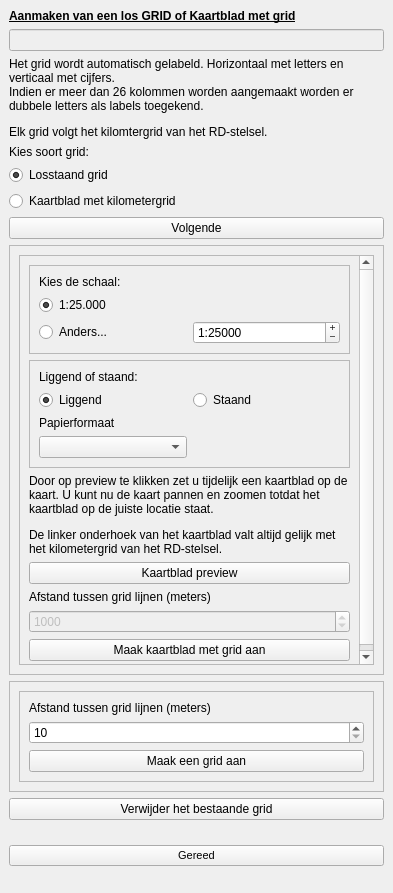
The window that plugin/oiv/repressief_object/oiv_create_grid_widget.ui (OIV-NL-QGIS/QGIS_project) describes before a commit, drawn with Qt 5.
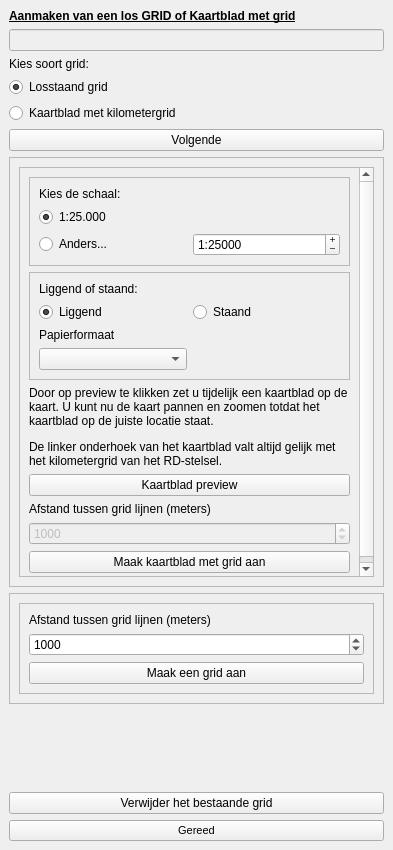
The same window after the commit.

Commit message: crop grid when extending kaartblad

What changed in the file:
```diff
--- a/plugin/oiv/repressief_object/oiv_create_grid_widget.ui
+++ b/plugin/oiv/repressief_object/oiv_create_grid_widget.ui
@@ -7,7 +7,7 @@
     <x>0</x>
     <y>0</y>
     <width>393</width>
-    <height>893</height>
+    <height>850</height>
    </rect>
   </property>
   <property name="features">
@@ -17,6 +17,12 @@
    <string>OIV Objecten</string>
   </property>
   <widget class="QWidget" name="dockWidgetContents">
+   <property name="sizePolicy">
+    <sizepolicy hsizetype="Preferred" vsizetype="Minimum">
+     <horstretch>0</horstretch>
+     <verstretch>0</verstretch>
+    </sizepolicy>
+   </property>
    <layout class="QGridLayout" name="gridLayout">
     <item row="0" column="0">
      <layout class="QVBoxLayout" name="verticalLayout">
@@ -48,16 +54,6 @@
         </property>
        </widget>
       </item>
-      <item>
-       <widget class="QLabel" name="label_3">
-        <property name="text">
-         <string>&lt;html&gt;&lt;head/&gt;&lt;body&gt;&lt;p&gt;Het grid wordt automatisch gelabeld. Horizontaal met letters en verticaal met cijfers.&lt;br/&gt;Indien er meer dan 26 kolommen worden aangemaakt worden er dubbele letters als labels toegekend.&lt;/p&gt;&lt;p&gt;Elk grid volgt het kilomtergrid van het RD-stelsel.&lt;/p&gt;&lt;/body&gt;&lt;/html&gt;</string>
-        </property>
-        <property name="wordWrap">
-         <bool>true</bool>
-        </property>
-       </widget>
-      </item>
       <item>
        <widget class="QLabel" name="type_label">
         <property name="text">
@@ -92,7 +88,7 @@
       <item>
        <widget class="QFrame" name="kaartblad_frame">
         <property name="sizePolicy">
-         <sizepolicy hsizetype="Preferred" vsizetype="Preferred">
+         <sizepolicy hsizetype="Preferred" vsizetype="Expanding">
           <horstretch>0</horstretch>
           <verstretch>0</verstretch>
          </sizepolicy>
@@ -353,7 +349,7 @@
          <item>
           <widget class="QScrollArea" name="scrollArea">
            <property name="sizePolicy">
-            <sizepolicy hsizetype="Minimum" vsizetype="Expanding">
+            <sizepolicy hsizetype="Minimum" vsizetype="Fixed">
              <horstretch>0</horstretch>
              <verstretch>0</verstretch>
             </sizepolicy>
@@ -361,7 +357,7 @@
            <property name="minimumSize">
             <size>
              <width>0</width>
-             <height>0</height>
+             <height>86</height>
             </size>
            </property>
            <property name="widgetResizable">
@@ -396,7 +392,7 @@
                 <number>10</number>
                </property>
                <property name="value">
-                <number>10</number>
+                <number>1000</number>
                </property>
               </widget>
              </item>
@@ -427,6 +423,19 @@
         </layout>
        </widget>
       </item>
+      <item>
+       <spacer name="verticalSpacer">
+        <property name="orientation">
+         <enum>Qt::Vertical</enum>
+        </property>
+        <property name="sizeHint" stdset="0">
+         <size>
+          <width>0</width>
+          <height>0</height>
+         </size>
+        </property>
+       </spacer>
+      </item>
       <item>
        <widget class="QPushButton" name="delete_grid">
         <property name="text">
@@ -434,22 +443,6 @@
         </property>
        </widget>
       </item>
-      <item>
-       <spacer name="verticalSpacer">
-        <property name="orientation">
-         <enum>Qt::Vertical</enum>
-        </property>
-        <property name="sizeType">
-         <enum>QSizePolicy::MinimumExpanding</enum>
-        </property>
-        <property name="sizeHint" stdset="0">
-         <size>
-          <width>0</width>
-          <height>0</height>
-         </size>
-        </property>
-       </spacer>
-      </item>
       <item>
        <widget class="QPushButton" name="closewidget">
         <property name="enabled">
@@ -470,19 +463,6 @@
         </property>
        </widget>
       </item>
-      <item>
-       <spacer name="verticalSpacer_2">
-        <property name="orientation">
-         <enum>Qt::Vertical</enum>
-        </property>
-        <property name="sizeHint" stdset="0">
-         <size>
-          <width>0</width>
-          <height>0</height>
-         </size>
-        </property>
-       </spacer>
-      </item>
      </layout>
     </item>
    </layout>
```
The commit also changes 2 other files.
